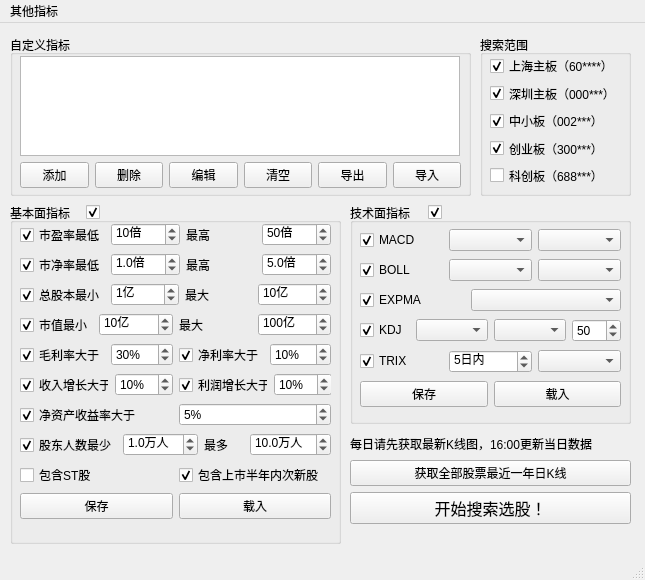
Old version of the form QtDesign/StockFinder.ui in the repository victor647/QuantumStockTrade.
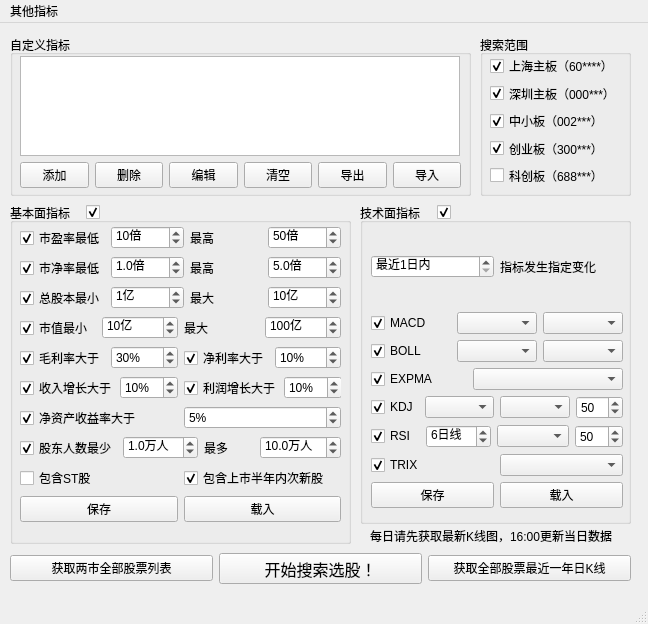
New version of the form.

Commit message: 技术指标算法迭代

Diff of the .ui file:
```diff
--- a/QtDesign/StockFinder.ui
+++ b/QtDesign/StockFinder.ui
@@ -6,8 +6,8 @@
    <rect>
     <x>0</x>
     <y>0</y>
-    <width>645</width>
-    <height>580</height>
+    <width>648</width>
+    <height>624</height>
    </rect>
   </property>
   <property name="windowTitle">
@@ -234,7 +234,7 @@
      <rect>
       <x>10</x>
       <y>180</y>
-      <width>331</width>
+      <width>341</width>
       <height>341</height>
      </rect>
     </property>
@@ -251,8 +251,8 @@
      <property name="geometry">
       <rect>
        <x>10</x>
-       <y>20</y>
-       <width>311</width>
+       <y>23</y>
+       <width>321</width>
        <height>306</height>
       </rect>
      </property>
@@ -914,36 +914,14 @@
       </item>
      </layout>
     </widget>
-    <widget class="QCheckBox" name="cbxBasicCriteriasEnabled">
-     <property name="geometry">
-      <rect>
-       <x>76</x>
-       <y>1</y>
-       <width>21</width>
-       <height>16</height>
-      </rect>
-     </property>
-     <property name="font">
-      <font>
-       <family>Microsoft YaHei UI</family>
-       <pointsize>9</pointsize>
-      </font>
-     </property>
-     <property name="text">
-      <string/>
-     </property>
-     <property name="checked">
-      <bool>true</bool>
-     </property>
-    </widget>
    </widget>
    <widget class="QGroupBox" name="grpTechnicalCriterias">
     <property name="geometry">
      <rect>
-      <x>350</x>
+      <x>360</x>
       <y>180</y>
-      <width>281</width>
-      <height>221</height>
+      <width>271</width>
+      <height>321</height>
      </rect>
     </property>
     <property name="font">
@@ -954,16 +932,58 @@
     <property name="title">
      <string>技术面指标</string>
     </property>
-    <widget class="QWidget" name="">
+    <widget class="QWidget" name="layoutWidget">
      <property name="geometry">
       <rect>
-       <x>10</x>
+       <x>11</x>
        <y>24</y>
-       <width>261</width>
-       <height>184</height>
+       <width>252</width>
+       <height>281</height>
       </rect>
      </property>
      <layout class="QVBoxLayout" name="verticalLayout_4">
+      <item>
+       <layout class="QHBoxLayout" name="horizontalLayout_18">
+        <item>
+         <widget class="QSpinBox" name="spbTechnicalTimePeriod">
+          <property name="font">
+           <font>
+            <family>Microsoft YaHei UI</family>
+            <pointsize>9</pointsize>
+           </font>
+          </property>
+          <property name="suffix">
+           <string>日内</string>
+          </property>
+          <property name="prefix">
+           <string>最近</string>
+          </property>
+          <property name="minimum">
+           <number>1</number>
+          </property>
+          <property name="maximum">
+           <number>10</number>
+          </property>
+          <property name="value">
+           <number>1</number>
+          </property>
+         </widget>
+        </item>
+        <item>
+         <widget class="QLabel" name="lblTechnicalTimePeriod">
+          <property name="font">
+           <font>
+            <family>Microsoft YaHei UI</family>
+            <pointsize>9</pointsize>
+           </font>
+          </property>
+          <property name="text">
+           <string>指标发生指定变化</string>
+          </property>
+         </widget>
+        </item>
+       </layout>
+      </item>
       <item>
        <layout class="QHBoxLayout" name="horizontalLayout_11">
         <item>
@@ -1070,6 +1090,67 @@
         </item>
        </layout>
       </item>
+      <item>
+       <layout class="QHBoxLayout" name="horizontalLayout_19">
+        <item>
+         <widget class="QCheckBox" name="cbxRsiEnabled">
+          <property name="text">
+           <string>RSI</string>
+          </property>
+          <property name="checked">
+           <bool>true</bool>
+          </property>
+         </widget>
+        </item>
+        <item>
+         <widget class="QSpinBox" name="spbRsiTimePeriod">
+          <property name="font">
+           <font>
+            <family>Microsoft YaHei UI</family>
+            <pointsize>9</pointsize>
+           </font>
+          </property>
+          <property name="suffix">
+           <string>日线</string>
+          </property>
+          <property name="minimum">
+           <number>5</number>
+          </property>
+          <property name="maximum">
+           <number>50</number>
+          </property>
+          <property name="value">
+           <number>6</number>
+          </property>
+         </widget>
+        </item>
+        <item>
+         <widget class="QComboBox" name="cbbRsiBehaviour"/>
+        </item>
+        <item>
+         <widget class="QSpinBox" name="spbRsiThreshold">
+          <property name="font">
+           <font>
+            <family>Microsoft YaHei UI</family>
+            <pointsize>9</pointsize>
+           </font>
+          </property>
+          <property name="suffix">
+           <string/>
+          </property>
+          <property name="minimum">
+           <number>0</number>
+          </property>
+          <property name="maximum">
+           <number>100</number>
+          </property>
+          <property name="value">
+           <number>50</number>
+          </property>
+         </widget>
+        </item>
+       </layout>
+      </item>
       <item>
        <layout class="QHBoxLayout" name="horizontalLayout_15">
         <item>
@@ -1082,28 +1163,6 @@
           </property>
          </widget>
         </item>
-        <item>
-         <widget class="QSpinBox" name="spbTrixPeriod">
-          <property name="font">
-           <font>
-            <family>Microsoft YaHei UI</family>
-            <pointsize>9</pointsize>
-           </font>
-          </property>
-          <property name="suffix">
-           <string>日内</string>
-          </property>
-          <property name="minimum">
-           <number>1</number>
-          </property>
-          <property name="maximum">
-           <number>10</number>
-          </property>
-          <property name="value">
-           <number>5</number>
-          </property>
-         </widget>
-        </item>
         <item>
          <widget class="QComboBox" name="cbbTrixBehaviour"/>
         </item>
@@ -1141,41 +1200,63 @@
       </item>
      </layout>
     </widget>
-    <widget class="QCheckBox" name="cbxTechnicalCriteriasEnabled">
-     <property name="geometry">
-      <rect>
-       <x>78</x>
-       <y>1</y>
-       <width>21</width>
-       <height>16</height>
-      </rect>
-     </property>
-     <property name="font">
-      <font>
-       <family>Microsoft YaHei UI</family>
-       <pointsize>9</pointsize>
-      </font>
-     </property>
-     <property name="text">
-      <string/>
-     </property>
-     <property name="checked">
-      <bool>true</bool>
-     </property>
-    </widget>
    </widget>
-   <widget class="QWidget" name="">
+   <widget class="QCheckBox" name="cbxTechnicalCriteriasEnabled">
     <property name="geometry">
      <rect>
-      <x>350</x>
-      <y>410</y>
-      <width>281</width>
-      <height>91</height>
+      <x>437</x>
+      <y>181</y>
+      <width>21</width>
+      <height>16</height>
      </rect>
     </property>
-    <layout class="QVBoxLayout" name="verticalLayout">
+    <property name="font">
+     <font>
+      <family>Microsoft YaHei UI</family>
+      <pointsize>9</pointsize>
+     </font>
+    </property>
+    <property name="text">
+     <string/>
+    </property>
+    <property name="checked">
+     <bool>true</bool>
+    </property>
+   </widget>
+   <widget class="QCheckBox" name="cbxBasicCriteriasEnabled">
+    <property name="geometry">
+     <rect>
+      <x>86</x>
+      <y>181</y>
+      <width>21</width>
+      <height>16</height>
+     </rect>
+    </property>
+    <property name="font">
+     <font>
+      <family>Microsoft YaHei UI</family>
+      <pointsize>9</pointsize>
+     </font>
+    </property>
+    <property name="text">
+     <string/>
+    </property>
+    <property name="checked">
+     <bool>true</bool>
+    </property>
+   </widget>
+   <widget class="QWidget" name="layoutWidget">
+    <property name="geometry">
+     <rect>
+      <x>10</x>
+      <y>530</y>
+      <width>621</width>
+      <height>31</height>
+     </rect>
+    </property>
+    <layout class="QHBoxLayout" name="horizontalLayout_20">
      <item>
-      <widget class="QLabel" name="lblGetStockReminder">
+      <widget class="QPushButton" name="btnGetAllStockList">
        <property name="font">
         <font>
          <family>Microsoft YaHei UI</family>
@@ -1183,20 +1264,7 @@
         </font>
        </property>
        <property name="text">
-        <string>每日请先获取最新K线图，16:00更新当日数据</string>
-       </property>
-      </widget>
-     </item>
-     <item>
-      <widget class="QPushButton" name="btnGetAllStockData">
-       <property name="font">
-        <font>
-         <family>Microsoft YaHei UI</family>
-         <pointsize>9</pointsize>
-        </font>
-       </property>
-       <property name="text">
-        <string>获取全部股票最近一年日K线</string>
+        <string>获取两市全部股票列表</string>
        </property>
       </widget>
      </item>
@@ -1213,15 +1281,47 @@
        </property>
       </widget>
      </item>
+     <item>
+      <widget class="QPushButton" name="btnGetAllStockData">
+       <property name="font">
+        <font>
+         <family>Microsoft YaHei UI</family>
+         <pointsize>9</pointsize>
+        </font>
+       </property>
+       <property name="text">
+        <string>获取全部股票最近一年日K线</string>
+       </property>
+      </widget>
+     </item>
     </layout>
    </widget>
+   <widget class="QLabel" name="lblGetStockReminder">
+    <property name="geometry">
+     <rect>
+      <x>370</x>
+      <y>500</y>
+      <width>243</width>
+      <height>25</height>
+     </rect>
+    </property>
+    <property name="font">
+     <font>
+      <family>Microsoft YaHei UI</family>
+      <pointsize>9</pointsize>
+     </font>
+    </property>
+    <property name="text">
+     <string>每日请先获取最新K线图，16:00更新当日数据</string>
+    </property>
+   </widget>
   </widget>
   <widget class="QMenuBar" name="menubar">
    <property name="geometry">
     <rect>
      <x>0</x>
      <y>0</y>
-     <width>645</width>
+     <width>648</width>
      <height>23</height>
     </rect>
    </property>
```
Left out of the diff: 197 changed lines with no effect on the pictures. The commit also changes 10 other files.
